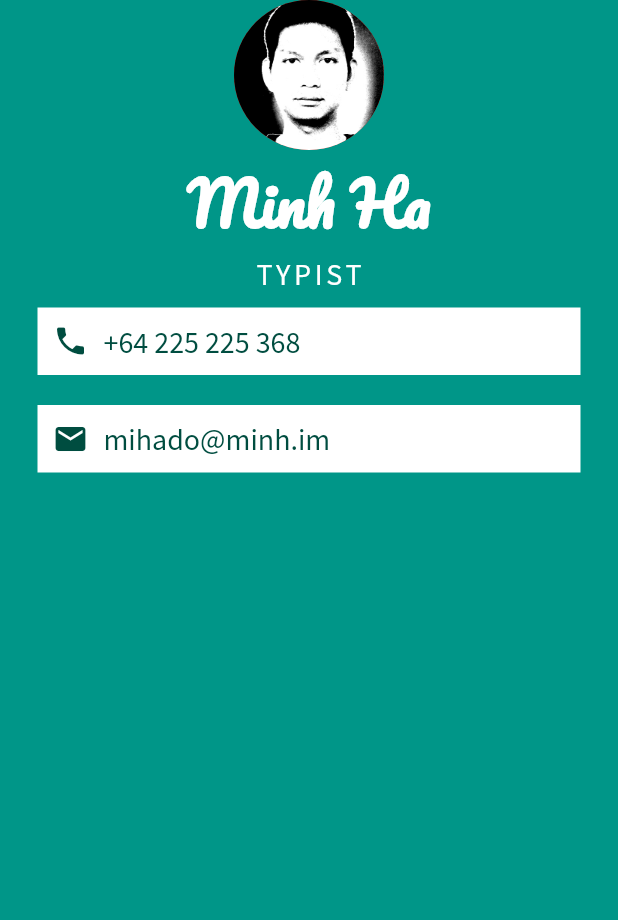
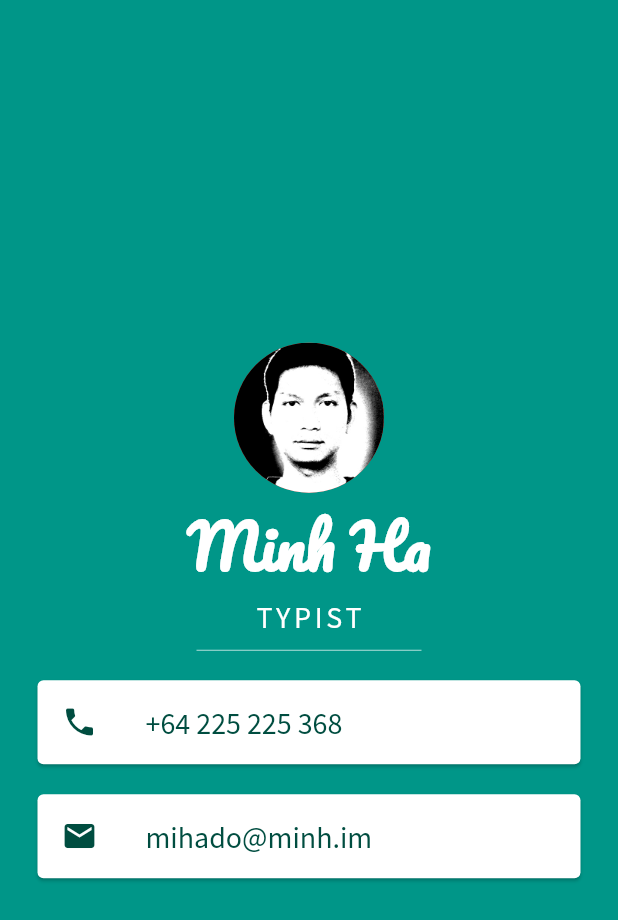
Before and after one commit to mihado/MiCard, a Flutter app: the screen it shows after launch, on a phone screen of 412 x 824 dp. Shown: the top 920 px of the screen. Run offline on Flutter 3.47's test engine with Material 2 defaults, Android fonts, the phone set to English and light mode, and no system bars.

Commit message:
refactor with Card & ListTile

```diff
--- a/lib/main.dart
+++ b/lib/main.dart
@@ -28,42 +28,47 @@
             fontSize: 20,
             letterSpacing: 2.5));
 
-    var phone = Container(
-        color: Colors.white,
-        padding: const EdgeInsets.all(10.0),
+    var phone = Card(
         margin: const EdgeInsets.symmetric(vertical: 10.0, horizontal: 25.0),
-        child: Row(children: <Widget>[
-          Icon(Icons.phone, color: Colors.teal.shade900),
-          const SizedBox(width: 10.0),
-          Text('+64 225 225 368',
+        child: ListTile(
+          leading: Icon(Icons.phone, color: Colors.teal.shade900),
+          title: Text('+64 225 225 368',
               style: TextStyle(
                   color: Colors.teal.shade900,
                   fontFamily: 'SourceSansPro',
-                  fontSize: 20))
-        ]));
+                  fontSize: 20)),
+        ));
 
-    var email = Container(
-        color: Colors.white,
-        padding: const EdgeInsets.all(10.0),
+    var email = Card(
         margin: const EdgeInsets.symmetric(vertical: 10.0, horizontal: 25.0),
-        child: Row(children: <Widget>[
-          Icon(Icons.email, color: Colors.teal.shade900),
-          const SizedBox(width: 10.0),
-          Text('mihado@minh.im',
+        child: ListTile(
+          leading: Icon(Icons.email, color: Colors.teal.shade900),
+          title: Text('mihado@minh.im',
               style: TextStyle(
                   color: Colors.teal.shade900,
                   fontFamily: 'SourceSansPro',
-                  fontSize: 20))
-        ]));
+                  fontSize: 20)),
+        ));
 
-    var bodyChildren = <Widget>[circleAvatar, name, title, phone, email];
+    var divider = SizedBox(
+        height: 20.0,
+        width: 150.0,
+        child: Divider(color: Colors.teal.shade100));
 
     return MaterialApp(
       home: Scaffold(
           backgroundColor: Colors.teal,
           body: SafeArea(
               child: Column(
-            children: bodyChildren,
+            mainAxisAlignment: MainAxisAlignment.center,
+            children: <Widget>[
+              circleAvatar,
+              name,
+              title,
+              divider,
+              phone,
+              email
+            ],
           ))),
     );
   }
```
